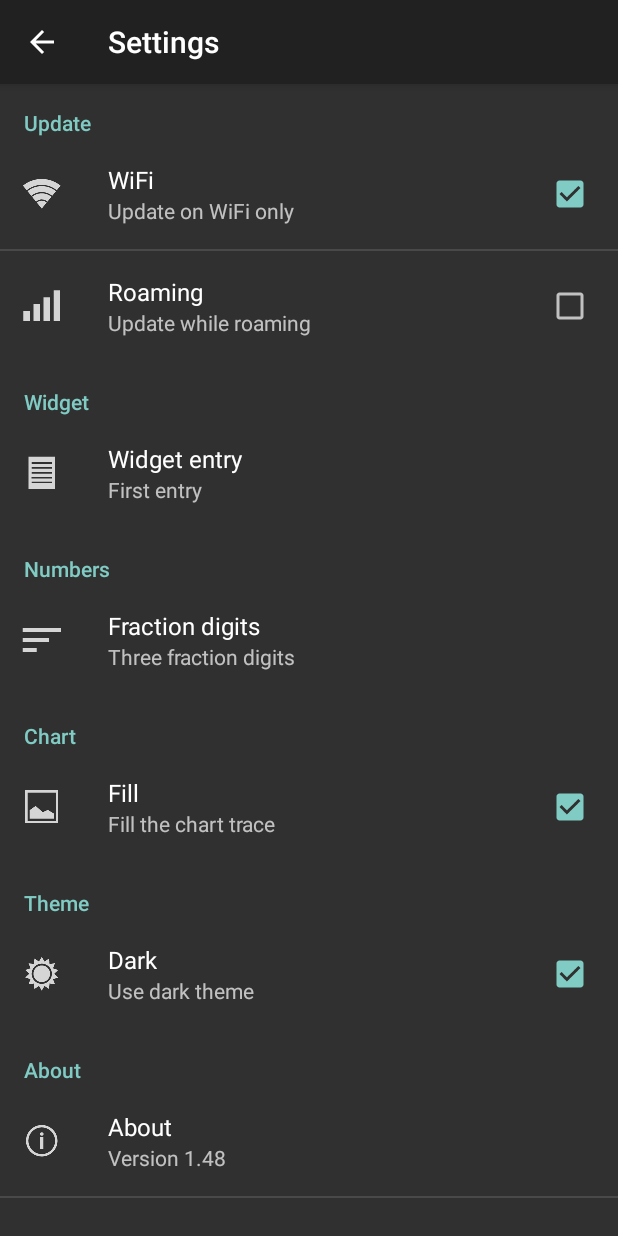
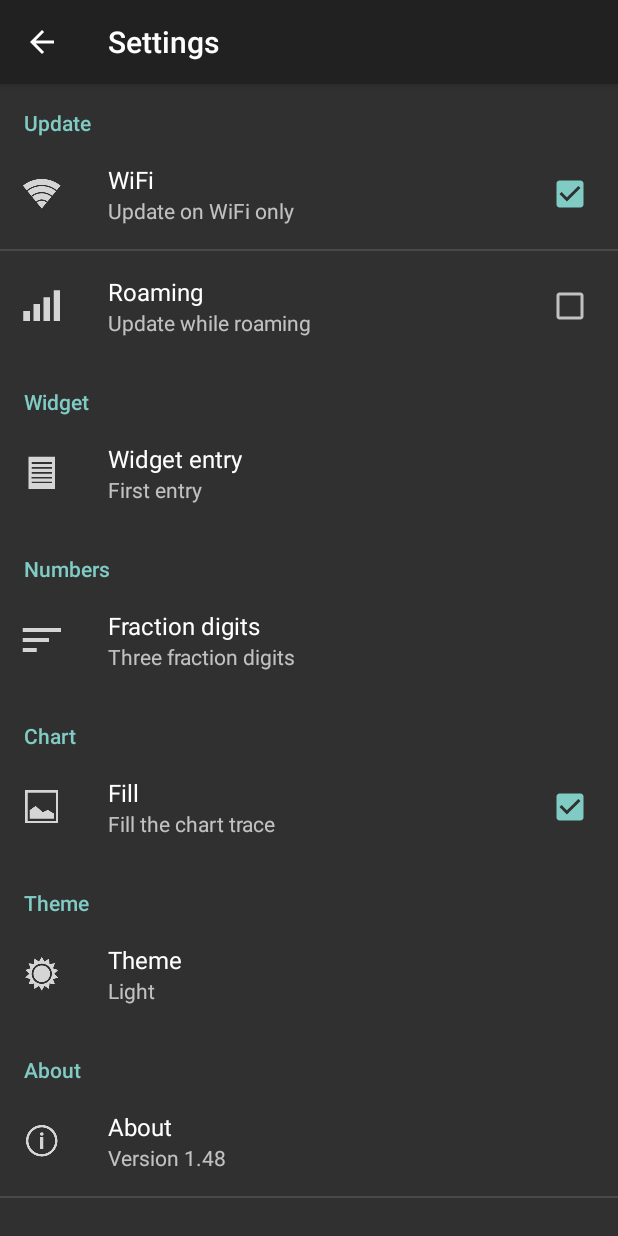
Before and after one commit to billthefarmer/currency, an Android app: the SettingsActivity screen opened directly, with no data from a screen before it, on a phone screen of 412 x 824 dp. Run offline under Robolectric (Android 15) with nearby library versions, the phone set to English and light mode, and no system bars.

Commit message:
Add system theme

```diff
--- a/build.gradle
+++ b/build.gradle
@@ -5,7 +5,7 @@ buildscript {
     }
 
     dependencies {
-        classpath 'com.android.tools.build:gradle:7.4.1'
+        classpath 'com.android.tools.build:gradle:7.4.2'
     }
 }
 
@@ -44,7 +44,7 @@ android {
 
     lintOptions {
         disable 'IconDensities', 'IconDuplicates', 'OldTargetApi',
-	    'NonConstantResourceId', 'ExpiredTargetSdkVersion'
+	    'NonConstantResourceId', 'ExpiredTargetSdkVersion', 'AndroidGradlePluginVersion'
         // abortOnError false
     }
 
--- a/src/main/java/org/billthefarmer/currency/CurrencyWidgetConfigure.java
+++ b/src/main/java/org/billthefarmer/currency/CurrencyWidgetConfigure.java
@@ -97,7 +97,6 @@ public class CurrencyWidgetConfigure extends Activity
             finish();
         });
 
-
         // Get saved currency list
         String namesJSON = preferences.getString(Main.PREF_NAMES, null);
         List<String> nameList = new ArrayList<String>();
--- a/src/main/java/org/billthefarmer/currency/CurrencyWidgetProvider.java
+++ b/src/main/java/org/billthefarmer/currency/CurrencyWidgetProvider.java
@@ -30,7 +30,6 @@ import android.appwidget.AppWidgetProvider;
 import android.content.Context;
 import android.content.Intent;
 import android.content.SharedPreferences;
-import android.os.Build;
 import android.os.Bundle;
 import android.preference.PreferenceManager;
 import android.util.Log;
@@ -157,9 +156,6 @@ public class CurrencyWidgetProvider extends AppWidgetProvider
             }
         }
 
-        // Create currency name list
-        // List<String> currencyNameList = Arrays.asList(Main.CURRENCY_NAMES);
-
         // Get current currency
         int currentIndex = preferences.getInt(Main.PREF_INDEX, 0);
 
--- a/src/main/res/values/arrays.xml
+++ b/src/main/res/values/arrays.xml
@@ -39,4 +39,16 @@
     <item>7</item>
   </string-array>
 
+  <string-array name="pref_theme_entries">
+    <item>Light</item>
+    <item>Dark</item>
+    <item>System</item>
+  </string-array>
+
+  <string-array name="pref_theme_entry_values">
+    <item>0</item>
+    <item>1</item>
+    <item>2</item>
+  </string-array>
+
 </resources>
--- a/src/main/res/values/attrs.xml
+++ b/src/main/res/values/attrs.xml
@@ -7,7 +7,7 @@
     <attr name="pref_widget" format="reference" />
     <attr name="pref_digits" format="reference" />
     <attr name="pref_fill" format="reference" />
-    <attr name="pref_dark" format="reference" />
+    <attr name="pref_theme" format="reference" />
     <attr name="pref_about" format="reference" />
   </declare-styleable>
 
--- /dev/null
+++ b/src/main/res/values/integers.xml
@@ -0,0 +1,6 @@
+<?xml version="1.0" encoding="utf-8"?>
+<resources>
+
+    <integer name="default_theme">0</integer>
+
+</resources>
--- a/src/main/res/values/strings.xml
+++ b/src/main/res/values/strings.xml
@@ -83,6 +83,7 @@
   <string name="pref_fill_summ">Fill the chart trace</string>
   <string name="pref_dark">Dark</string>
   <string name="pref_dark_summ">Use dark theme</string>
+  <string translatable="false" name="pref_theme_summ">%s</string>
 
   <string name="long_aud">Australian dollar</string>
   <string name="long_bgn">Bulgarian lev</string>
--- a/src/main/res/values/styles.xml
+++ b/src/main/res/values/styles.xml
@@ -26,7 +26,7 @@
     <item name="pref_widget">@drawable/ic_pref_widget</item>
     <item name="pref_digits">@drawable/ic_pref_digits</item>
     <item name="pref_fill">@drawable/ic_pref_fill</item>
-    <item name="pref_dark">@drawable/ic_pref_dark</item>
+    <item name="pref_theme">@drawable/ic_pref_dark</item>
     <item name="pref_about">@drawable/ic_pref_about</item>
 
   </style>
@@ -56,7 +56,7 @@
     <item name="pref_widget">@drawable/ic_pref_widget_light</item>
     <item name="pref_digits">@drawable/ic_pref_digits_light</item>
     <item name="pref_fill">@drawable/ic_pref_fill_light</item>
-    <item name="pref_dark">@drawable/ic_pref_dark_light</item>
+    <item name="pref_theme">@drawable/ic_pref_dark_light</item>
     <item name="pref_about">@drawable/ic_pref_about_light</item>
 
   </style>
--- a/src/main/res/xml/preferences.xml
+++ b/src/main/res/xml/preferences.xml
@@ -74,7 +74,7 @@
   <PreferenceCategory
       android:key="pref_theme_category"
       android:title="@string/theme">
-
+    <!--
     <CheckBoxPreference
         android:defaultValue="true"
         android:icon="?attr/pref_dark"
@@ -82,6 +82,16 @@
         android:persistent="true"
         android:summary="@string/pref_dark_summ"
         android:title="@string/pref_dark" />
+    -->
+    <ListPreference
+        android:defaultValue="@integer/default_theme"
+        android:dialogIcon="?attr/pref_theme"
+        android:entries="@array/pref_theme_entries"
+        android:entryValues="@array/pref_theme_entry_values"
+        android:icon="?attr/pref_theme"
+        android:key="pref_theme"
+        android:summary="@string/pref_theme_summ"
+        android:title="@string/theme" />
 
   </PreferenceCategory>
 
```
